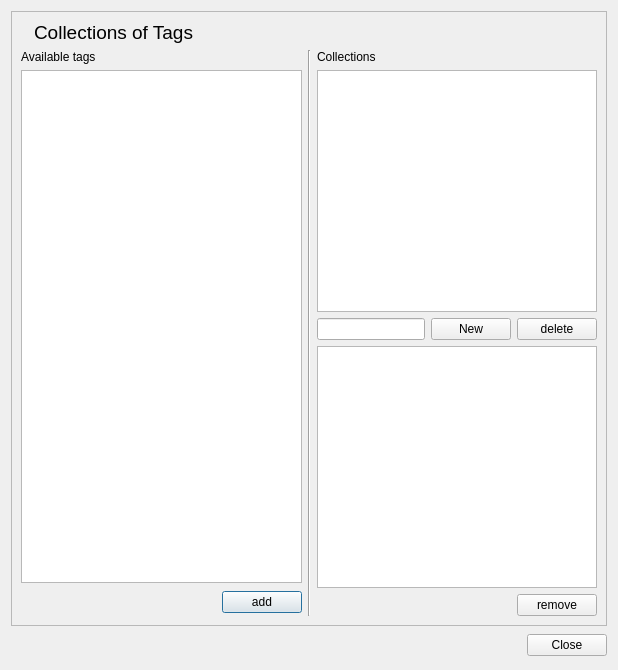
Above: src/tagset.ui from fontmatrix/fontmatrix before the change. Below: the same form after it.
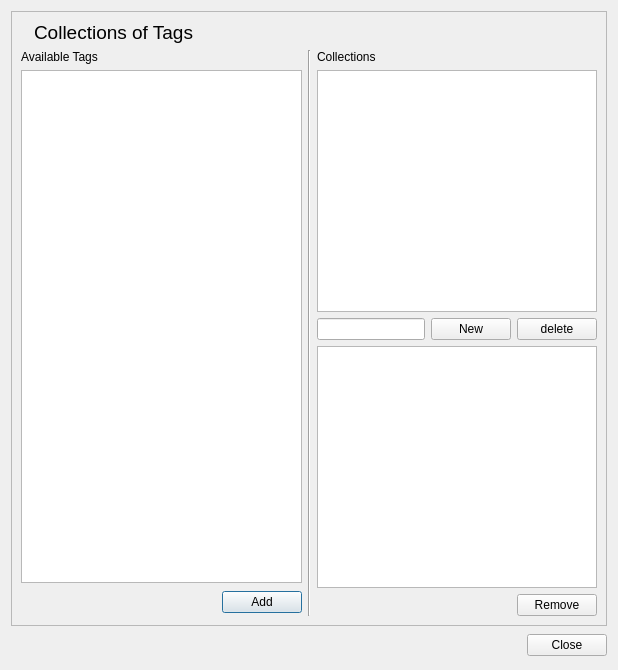
That is the form after the change. Icons and pictures are not drawn.

```diff
--- a/src/tagset.ui
+++ b/src/tagset.ui
@@ -77,7 +77,7 @@
           <item>
            <widget class="QLabel" name="label" >
             <property name="text" >
-             <string>Available tags</string>
+             <string>Available Tags</string>
             </property>
            </widget>
           </item>
@@ -115,7 +115,7 @@
                <string>Add selected tag to current set.</string>
               </property>
               <property name="text" >
-               <string>add</string>
+               <string>Add</string>
               </property>
              </widget>
             </item>
@@ -184,7 +184,7 @@
             <item>
              <widget class="QPushButton" name="removeToSetButton" >
               <property name="text" >
-               <string>remove</string>
+               <string>Remove</string>
               </property>
              </widget>
             </item>
```
